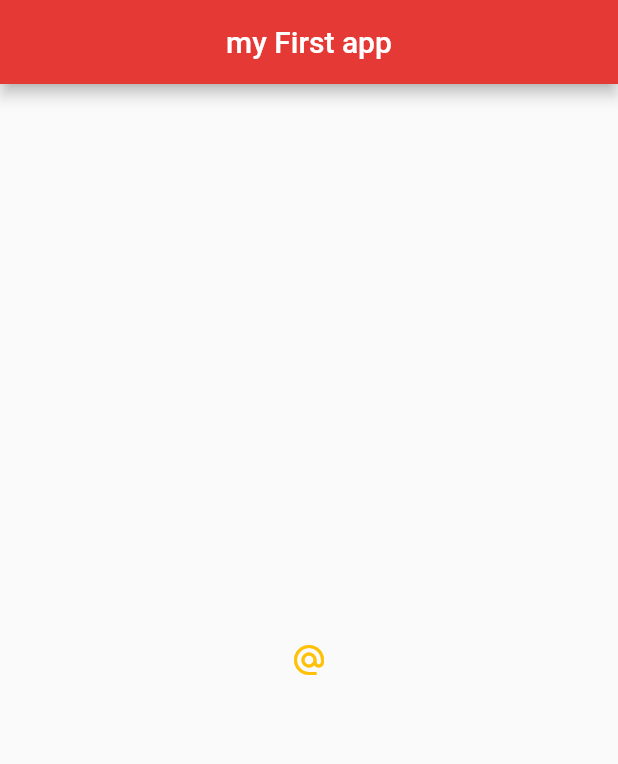
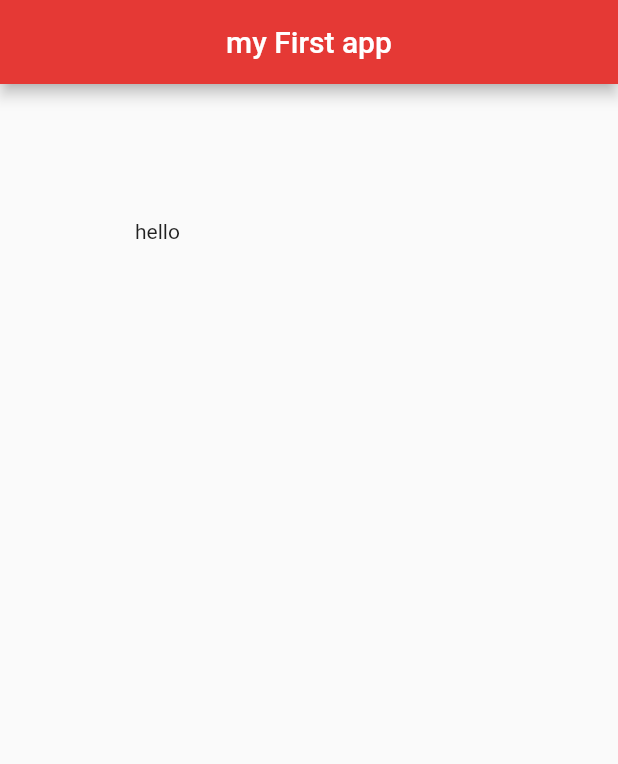
Before and after one commit to ime01/MyFirstFlutterApp, a Flutter app: the screen it shows after launch, on a phone screen of 412 x 824 dp. Shown: the top 764 px of the screen. Run offline on Flutter 3.47's test engine with Material 2 defaults, Android fonts, the phone set to English and light mode, and no system bars.

Commit message:
padding and margin

```diff
--- a/lib/main.dart
+++ b/lib/main.dart
@@ -20,16 +20,18 @@ class Home extends StatelessWidget {
         backgroundColor: Colors.red[600],
       ),
 
-      body: Center(
+      body: Padding(
+        padding: EdgeInsets.all(90),
+        child: Text('hello'),
+      ),
 
-        child:IconButton(
-          onPressed: (){
-            print('YOU CLICKED ME');
-          },
-          icon: Icon(Icons.alternate_email),
-          color: Colors.amber,
 
-        )
+      // Container(
+      //   padding: EdgeInsets.fromLTRB(10.0, 20.0, 30.0, 40.0),
+      //   margin: EdgeInsets.all(30),
+      //   color: Colors.grey[400],
+      //   child: Text('Hello'),
+      // ),
 
 
 
@@ -48,7 +50,6 @@ class Home extends StatelessWidget {
         // //  Image.asset('assets/tractor2.jpg')
         // //  Image.network('https://images.unsplash.com/photo-1568607689150-17e625c1586e?ixid=MnwxMjA3fDB8MHxwaG90by1wYWdlfHx8fGVufDB8fHx8&ixlib=rb-1.2.1&auto=format&fit=crop&w=750&q=80')
         // )
-      ),
 
       floatingActionButton: FloatingActionButton(
         onPressed: () {  },
```
